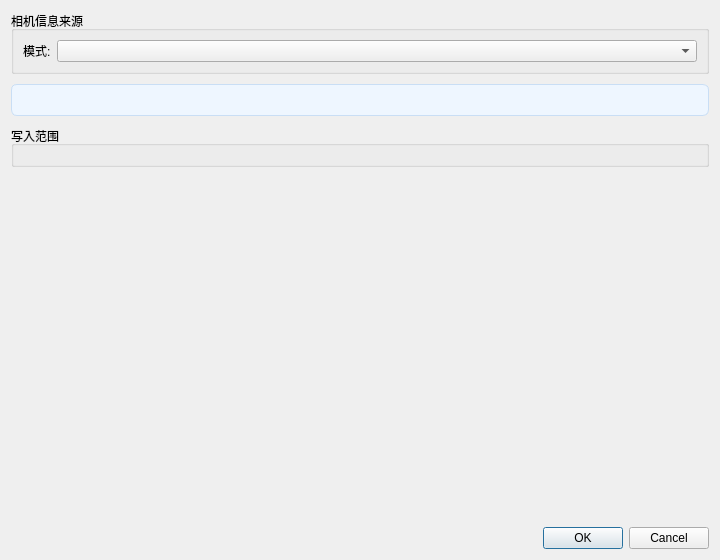
This is src/gui/dialogs/InitCameraPoseDialog.ui in guderianXu/plascan as Qt 5 draws it before an edit. The edited form follows.
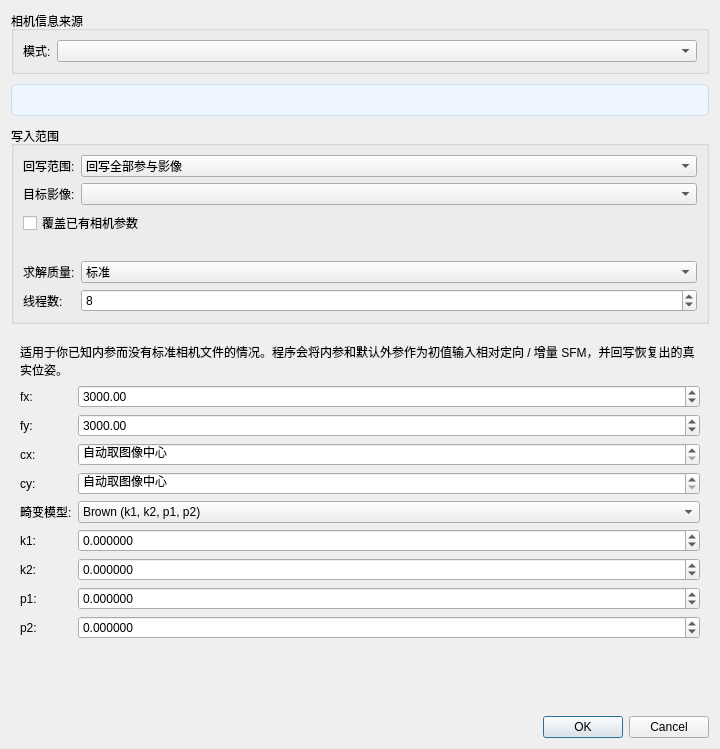
This is the edited form. The open tabs and pages were chosen to show the change.

Diff of the .ui file:
```diff
--- a/src/gui/dialogs/InitCameraPoseDialog.ui
+++ b/src/gui/dialogs/InitCameraPoseDialog.ui
@@ -58,16 +58,596 @@
      </property>
      <layout class="QVBoxLayout" name="applyBoxLayout">
       <item>
-       <layout class="QFormLayout" name="m_applyForm"/>
+       <layout class="QFormLayout" name="m_applyForm">
+        <item row="0" column="0">
+         <widget class="QLabel" name="applyScopeLabel">
+          <property name="text">
+           <string>回写范围:</string>
+          </property>
+         </widget>
+        </item>
+        <item row="0" column="1">
+         <widget class="QComboBox" name="m_applyScopeCombo">
+          <item>
+           <property name="text">
+            <string>回写全部参与影像</string>
+           </property>
+          </item>
+          <item>
+           <property name="text">
+            <string>仅回写目标影像</string>
+           </property>
+          </item>
+         </widget>
+        </item>
+        <item row="1" column="0">
+         <widget class="QLabel" name="applyTargetImageLabel">
+          <property name="text">
+           <string>目标影像:</string>
+          </property>
+         </widget>
+        </item>
+        <item row="1" column="1">
+         <widget class="QComboBox" name="m_applyTargetImageCombo">
+          <property name="toolTip">
+           <string>选择最终需要回写初始化位姿的目标影像。求解时仍会联合项目影像进行相对定向。</string>
+          </property>
+         </widget>
+        </item>
+       </layout>
       </item>
       <item>
-       <layout class="QFormLayout" name="solveForm"/>
+       <widget class="QCheckBox" name="m_overwriteExistingCheck">
+        <property name="toolTip">
+         <string>关闭时会跳过已经存在 camera 字段的影像，避免误覆盖已有导入结果。</string>
+        </property>
+        <property name="text">
+         <string>覆盖已有相机参数</string>
+        </property>
+       </widget>
+      </item>
+      <item>
+       <widget class="QLabel" name="m_applyHintLabel">
+        <property name="text">
+         <string/>
+        </property>
+        <property name="wordWrap">
+         <bool>true</bool>
+        </property>
+       </widget>
+      </item>
+      <item>
+       <layout class="QFormLayout" name="solveForm">
+        <item row="0" column="0">
+         <widget class="QLabel" name="qualityLabel">
+          <property name="text">
+           <string>求解质量:</string>
+          </property>
+         </widget>
+        </item>
+        <item row="0" column="1">
+         <widget class="QComboBox" name="m_qualityCombo">
+          <property name="toolTip">
+           <string>影响特征匹配和增量 SFM 的过滤阈值与运行时间。</string>
+          </property>
+          <property name="currentIndex">
+           <number>1</number>
+          </property>
+          <item>
+           <property name="text">
+            <string>快速</string>
+           </property>
+          </item>
+          <item>
+           <property name="text">
+            <string>标准</string>
+           </property>
+          </item>
+          <item>
+           <property name="text">
+            <string>高质量</string>
+           </property>
+          </item>
+          <item>
+           <property name="text">
+            <string>最高质量</string>
+           </property>
+          </item>
+         </widget>
+        </item>
+        <item row="1" column="0">
+         <widget class="QLabel" name="threadsLabel">
+          <property name="text">
+           <string>线程数:</string>
+          </property>
+         </widget>
+        </item>
+        <item row="1" column="1">
+         <widget class="QSpinBox" name="m_threadsSpin">
+          <property name="toolTip">
+           <string>后台相对定向 / 匹配 / SFM 线程数。</string>
+          </property>
+          <property name="minimum">
+           <number>1</number>
+          </property>
+          <property name="maximum">
+           <number>128</number>
+          </property>
+          <property name="value">
+           <number>8</number>
+          </property>
+         </widget>
+        </item>
+       </layout>
       </item>
      </layout>
     </widget>
    </item>
    <item>
-    <widget class="QStackedWidget" name="m_modeStack"/>
+    <widget class="QStackedWidget" name="m_modeStack">
+     <widget class="QWidget" name="m_noCameraPage">
+      <layout class="QVBoxLayout" name="noCameraLayout">
+       <item>
+        <widget class="QLabel" name="noCameraIntroLabel">
+         <property name="text">
+          <string>适用于没有现成相机文件的情况。程序会优先尝试从影像元数据读取焦距；若读取不到，则按“默认焦距 + 传感器宽度”换算像素焦距，并写入项目。
+随后会调用相对定向 / 增量 SFM 估计真实外参。</string>
+         </property>
+         <property name="wordWrap">
+          <bool>true</bool>
+         </property>
+        </widget>
+       </item>
+       <item>
+        <layout class="QFormLayout" name="noCameraForm">
+         <item row="0" column="0" colspan="2">
+          <widget class="QCheckBox" name="m_exifAutoCheck">
+           <property name="toolTip">
+            <string>自动读取图像 EXIF 中的 FocalLength 和 FocalLengthIn35mmFilm 字段</string>
+           </property>
+           <property name="text">
+            <string>自动从 EXIF 提取焦距</string>
+           </property>
+           <property name="checked">
+            <bool>true</bool>
+           </property>
+          </widget>
+         </item>
+         <item row="1" column="0">
+          <widget class="QLabel" name="defaultFocalLabel">
+           <property name="text">
+            <string>默认焦距:</string>
+           </property>
+          </widget>
+         </item>
+         <item row="1" column="1">
+          <widget class="QDoubleSpinBox" name="m_defaultFocalSpin">
+           <property name="toolTip">
+            <string>当 EXIF 不可用时使用的默认焦距。★ 推荐根据实际镜头填写</string>
+           </property>
+           <property name="suffix">
+            <string> mm</string>
+           </property>
+           <property name="decimals">
+            <number>1</number>
+           </property>
+           <property name="minimum">
+            <double>1.000000000000000</double>
+           </property>
+           <property name="maximum">
+            <double>10000.000000000000000</double>
+           </property>
+           <property name="value">
+            <double>50.000000000000000</double>
+           </property>
+          </widget>
+         </item>
+         <item row="2" column="0">
+          <widget class="QLabel" name="sensorWidthLabel">
+           <property name="text">
+            <string>传感器宽度:</string>
+           </property>
+          </widget>
+         </item>
+         <item row="2" column="1">
+          <widget class="QDoubleSpinBox" name="m_sensorWidthSpin">
+           <property name="toolTip">
+            <string>传感器宽度，用于将焦距从 mm 转换为像素。APS-C 约 23.5 mm，全幅约 36 mm</string>
+           </property>
+           <property name="suffix">
+            <string> mm</string>
+           </property>
+           <property name="decimals">
+            <number>2</number>
+           </property>
+           <property name="minimum">
+            <double>1.000000000000000</double>
+           </property>
+           <property name="maximum">
+            <double>100.000000000000000</double>
+           </property>
+           <property name="value">
+            <double>23.500000000000000</double>
+           </property>
+          </widget>
+         </item>
+        </layout>
+       </item>
+       <item>
+        <spacer name="noCameraSpacer">
+         <property name="orientation">
+          <enum>Qt::Vertical</enum>
+         </property>
+         <property name="sizeHint" stdset="0">
+          <size>
+           <width>20</width>
+           <height>40</height>
+          </size>
+         </property>
+        </spacer>
+       </item>
+      </layout>
+     </widget>
+     <widget class="QWidget" name="m_intrinsicsPage">
+      <layout class="QVBoxLayout" name="intrinsicsLayout">
+       <item>
+        <widget class="QLabel" name="intrinsicsIntroLabel">
+         <property name="text">
+          <string>适用于你已知内参而没有标准相机文件的情况。程序会将内参和默认外参作为初值输入相对定向 / 增量 SFM，并回写恢复出的真实位姿。</string>
+         </property>
+         <property name="wordWrap">
+          <bool>true</bool>
+         </property>
+        </widget>
+       </item>
+       <item>
+        <layout class="QFormLayout" name="m_intrinsicsForm">
+         <item row="0" column="0">
+          <widget class="QLabel" name="fxLabel">
+           <property name="text">
+            <string>fx:</string>
+           </property>
+          </widget>
+         </item>
+         <item row="0" column="1">
+          <widget class="QDoubleSpinBox" name="m_fxSpin">
+           <property name="toolTip">
+            <string>x 方向焦距 (像素)</string>
+           </property>
+           <property name="decimals">
+            <number>2</number>
+           </property>
+           <property name="minimum">
+            <double>1.000000000000000</double>
+           </property>
+           <property name="maximum">
+            <double>100000.000000000000000</double>
+           </property>
+           <property name="value">
+            <double>3000.000000000000000</double>
+           </property>
+          </widget>
+         </item>
+         <item row="1" column="0">
+          <widget class="QLabel" name="fyLabel">
+           <property name="text">
+            <string>fy:</string>
+           </property>
+          </widget>
+         </item>
+         <item row="1" column="1">
+          <widget class="QDoubleSpinBox" name="m_fySpin">
+           <property name="toolTip">
+            <string>y 方向焦距 (像素)</string>
+           </property>
+           <property name="decimals">
+            <number>2</number>
+           </property>
+           <property name="minimum">
+            <double>1.000000000000000</double>
+           </property>
+           <property name="maximum">
+            <double>100000.000000000000000</double>
+           </property>
+           <property name="value">
+            <double>3000.000000000000000</double>
+           </property>
+          </widget>
+         </item>
+         <item row="2" column="0">
+          <widget class="QLabel" name="cxLabel">
+           <property name="text">
+            <string>cx:</string>
+           </property>
+          </widget>
+         </item>
+         <item row="2" column="1">
+          <widget class="QDoubleSpinBox" name="m_cxSpin">
+           <property name="toolTip">
+            <string>主点 x 坐标；设为自动时，将按每张影像宽度的一半计算。</string>
+           </property>
+           <property name="specialValueText">
+            <string>自动取图像中心</string>
+           </property>
+           <property name="decimals">
+            <number>2</number>
+           </property>
+           <property name="minimum">
+            <double>-1.000000000000000</double>
+           </property>
+           <property name="maximum">
+            <double>50000.000000000000000</double>
+           </property>
+           <property name="value">
+            <double>-1.000000000000000</double>
+           </property>
+          </widget>
+         </item>
+         <item row="3" column="0">
+          <widget class="QLabel" name="cyLabel">
+           <property name="text">
+            <string>cy:</string>
+           </property>
+          </widget>
+         </item>
+         <item row="3" column="1">
+          <widget class="QDoubleSpinBox" name="m_cySpin">
+           <property name="toolTip">
+            <string>主点 y 坐标；设为自动时，将按每张影像高度的一半计算。</string>
+           </property>
+           <property name="specialValueText">
+            <string>自动取图像中心</string>
+           </property>
+           <property name="decimals">
+            <number>2</number>
+           </property>
+           <property name="minimum">
+            <double>-1.000000000000000</double>
+           </property>
+           <property name="maximum">
+            <double>50000.000000000000000</double>
+           </property>
+           <property name="value">
+            <double>-1.000000000000000</double>
+           </property>
+          </widget>
+         </item>
+         <item row="4" column="0">
+          <widget class="QLabel" name="distModelLabel">
+           <property name="text">
+            <string>畸变模型:</string>
+           </property>
+          </widget>
+         </item>
+         <item row="4" column="1">
+          <widget class="QComboBox" name="m_distModelCombo">
+           <property name="toolTip">
+            <string>当前项目写回格式支持无畸变、径向和 Brown 模型。</string>
+           </property>
+           <property name="currentIndex">
+            <number>2</number>
+           </property>
+           <item>
+            <property name="text">
+             <string>无畸变</string>
+            </property>
+           </item>
+           <item>
+            <property name="text">
+             <string>径向 (k1, k2)</string>
+            </property>
+           </item>
+           <item>
+            <property name="text">
+             <string>Brown (k1, k2, p1, p2)</string>
+            </property>
+           </item>
+          </widget>
+         </item>
+         <item row="5" column="0">
+          <widget class="QLabel" name="k1Label">
+           <property name="text">
+            <string>k1:</string>
+           </property>
+          </widget>
+         </item>
+         <item row="5" column="1">
+          <widget class="QDoubleSpinBox" name="m_k1Spin">
+           <property name="decimals">
+            <number>6</number>
+           </property>
+           <property name="minimum">
+            <double>-10.000000000000000</double>
+           </property>
+           <property name="maximum">
+            <double>10.000000000000000</double>
+           </property>
+          </widget>
+         </item>
+         <item row="6" column="0">
+          <widget class="QLabel" name="k2Label">
+           <property name="text">
+            <string>k2:</string>
+           </property>
+          </widget>
+         </item>
+         <item row="6" column="1">
+          <widget class="QDoubleSpinBox" name="m_k2Spin">
+           <property name="decimals">
+            <number>6</number>
+           </property>
+           <property name="minimum">
+            <double>-10.000000000000000</double>
+           </property>
+           <property name="maximum">
+            <double>10.000000000000000</double>
+           </property>
+          </widget>
+         </item>
+         <item row="7" column="0">
+          <widget class="QLabel" name="p1Label">
+           <property name="text">
+            <string>p1:</string>
+           </property>
+          </widget>
+         </item>
+         <item row="7" column="1">
+          <widget class="QDoubleSpinBox" name="m_p1Spin">
+           <property name="decimals">
+            <number>6</number>
+           </property>
+           <property name="minimum">
+            <double>-10.000000000000000</double>
+           </property>
+           <property name="maximum">
+            <double>10.000000000000000</double>
+           </property>
+          </widget>
+         </item>
+         <item row="8" column="0">
+          <widget class="QLabel" name="p2Label">
+           <property name="text">
+            <string>p2:</string>
+           </property>
+          </widget>
+         </item>
+         <item row="8" column="1">
+          <widget class="QDoubleSpinBox" name="m_p2Spin">
+           <property name="decimals">
+            <number>6</number>
+           </property>
+           <property name="minimum">
+            <double>-10.000000000000000</double>
+           </property>
+           <property name="maximum">
+            <double>10.000000000000000</double>
+           </property>
+          </widget>
+         </item>
+        </layout>
+       </item>
+       <item>
+        <spacer name="intrinsicsSpacer">
+         <property name="orientation">
+          <enum>Qt::Vertical</enum>
+         </property>
+         <property name="sizeHint" stdset="0">
+          <size>
+           <width>20</width>
+           <height>40</height>
+          </size>
+         </property>
+        </spacer>
+       </item>
+      </layout>
+     </widget>
+     <widget class="QWidget" name="m_cameraImportPage">
+      <layout class="QVBoxLayout" name="cameraImportLayout">
+       <item>
+        <widget class="QLabel" name="cameraImportIntroLabel">
+         <property name="text">
+          <string>复用现有相机导入流程。可为单张影像精确选择相机文件，也可直接选择目录按文件名自动匹配。</string>
+         </property>
+         <property name="wordWrap">
+          <bool>true</bool>
+         </property>
+        </widget>
+       </item>
+       <item>
+        <layout class="QFormLayout" name="m_cameraImportForm">
+         <item row="0" column="0">
+          <widget class="QLabel" name="cameraImportModeLabel">
+           <property name="text">
+            <string>导入方式:</string>
+           </property>
+          </widget>
+         </item>
+         <item row="0" column="1">
+          <widget class="QComboBox" name="m_cameraImportModeCombo">
+           <property name="toolTip">
+            <string>单张模式适合精确指定；目录模式适合已有一批同名相机文件时自动批量导入。</string>
+           </property>
+           <item>
+            <property name="text">
+             <string>为单张影像选择对应相机文件</string>
+            </property>
+           </item>
+           <item>
+            <property name="text">
+             <string>选择目录并按文件名自动匹配</string>
+            </property>
+           </item>
+          </widget>
+         </item>
+         <item row="1" column="0">
+          <widget class="QLabel" name="targetImageLabel">
+           <property name="text">
+            <string>目标影像:</string>
+           </property>
+          </widget>
+         </item>
+         <item row="1" column="1">
+          <widget class="QComboBox" name="m_targetImageCombo">
+           <property name="toolTip">
+            <string>单张导入时，选择需要绑定相机文件的影像。</string>
+           </property>
+          </widget>
+         </item>
+         <item row="2" column="0">
+          <widget class="QLabel" name="cameraFormatLabel">
+           <property name="text">
+            <string>文件格式:</string>
+           </property>
+          </widget>
+         </item>
+         <item row="2" column="1">
+          <widget class="QComboBox" name="m_cameraFormatCombo">
+           <property name="toolTip">
+            <string>当前导入流程复用已有相机文件导入实现。</string>
+           </property>
+           <property name="currentIndex">
+            <number>1</number>
+           </property>
+           <item>
+            <property name="text">
+             <string>Tsai (.tsai)</string>
+            </property>
+           </item>
+           <item>
+            <property name="text">
+             <string>自动检测</string>
+            </property>
+           </item>
+          </widget>
+         </item>
+        </layout>
+       </item>
+       <item>
+        <widget class="QLabel" name="m_cameraImportHintLabel">
+         <property name="text">
+          <string/>
+         </property>
+         <property name="wordWrap">
+          <bool>true</bool>
+         </property>
+        </widget>
+       </item>
+       <item>
+        <spacer name="cameraImportSpacer">
+         <property name="orientation">
+          <enum>Qt::Vertical</enum>
+         </property>
+         <property name="sizeHint" stdset="0">
+          <size>
+           <width>20</width>
+           <height>40</height>
+          </size>
+         </property>
+        </spacer>
+       </item>
+      </layout>
+     </widget>
+    </widget>
    </item>
    <item>
     <widget class="QDialogButtonBox" name="buttonBox">
```
